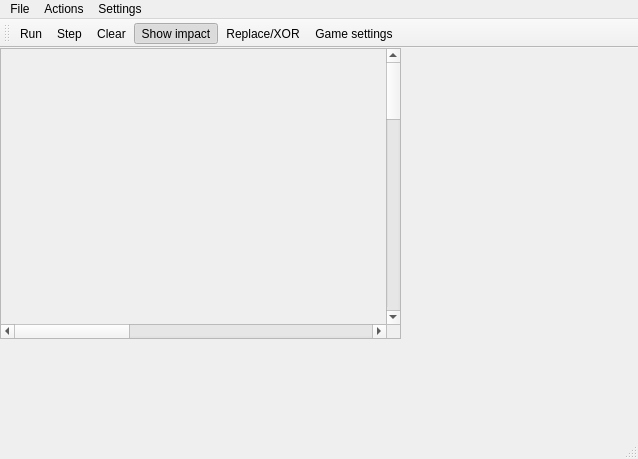
First picture: the form in Life3/Life3/mainwindow.ui, repository alek-sun/Graphics, before the edit.
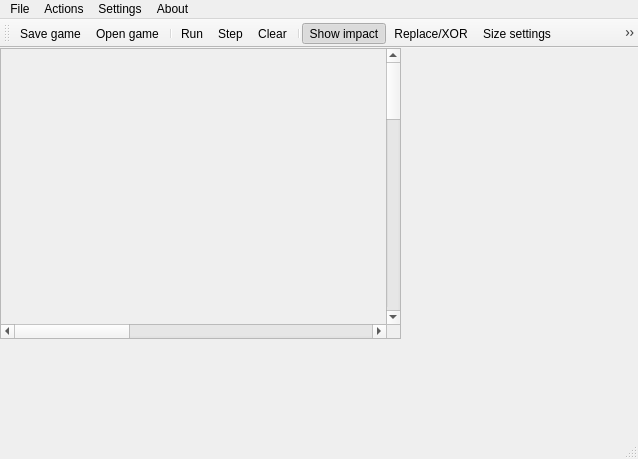
Second picture: the form after the edit. Icons and pictures are not drawn. Custom widgets are drawn as their Qt base class.

```diff
--- a/Life3/Life3/mainwindow.ui
+++ b/Life3/Life3/mainwindow.ui
@@ -94,9 +94,16 @@
     <addaction name="actionOpen_file"/>
     <addaction name="actionSave_to_file"/>
    </widget>
+   <widget class="QMenu" name="menuAbout">
+    <property name="title">
+     <string>About</string>
+    </property>
+    <addaction name="actionAuhtor"/>
+   </widget>
    <addaction name="menuFile"/>
    <addaction name="menu"/>
    <addaction name="menu_2"/>
+   <addaction name="menuAbout"/>
   </widget>
   <widget class="QToolBar" name="mainToolBar">
    <attribute name="toolBarArea">
@@ -105,12 +112,19 @@
    <attribute name="toolBarBreak">
     <bool>false</bool>
    </attribute>
+   <addaction name="actionSave_to_file"/>
+   <addaction name="actionOpen_file"/>
+   <addaction name="separator"/>
    <addaction name="actionRun"/>
    <addaction name="actionStep"/>
    <addaction name="actionClear"/>
+   <addaction name="separator"/>
    <addaction name="actionShow_impact"/>
    <addaction name="actionReplace"/>
    <addaction name="actionGame_settings"/>
+   <addaction name="actionGame_parametrs"/>
+   <addaction name="separator"/>
+   <addaction name="actionAuhtor"/>
   </widget>
   <widget class="QStatusBar" name="statusBar"/>
   <action name="actionStep">
@@ -170,7 +184,7 @@
      <normaloff>:/new/resourse/images/settings.png</normaloff>:/new/resourse/images/settings.png</iconset>
    </property>
    <property name="text">
-    <string>Game settings</string>
+    <string>Size settings</string>
    </property>
    <property name="toolTip">
     <string>Change field and cell size</string>
@@ -217,17 +231,47 @@
   </action>
   <action name="actionOpen_file">
    <property name="text">
-    <string>Open file</string>
+    <string>Open game</string>
+   </property>
+   <property name="toolTip">
+    <string>Load game field state to file</string>
    </property>
   </action>
   <action name="actionSave_to_file">
    <property name="text">
-    <string>Save to file</string>
+    <string>Save game</string>
+   </property>
+   <property name="toolTip">
+    <string>Save game field state to file</string>
    </property>
    <property name="shortcut">
     <string>Ctrl+S</string>
    </property>
   </action>
+  <action name="actionGame_parametrs">
+   <property name="icon">
+    <iconset resource="resourses.qrc">
+     <normaloff>:/new/resourse/images/game.png</normaloff>:/new/resourse/images/game.png</iconset>
+   </property>
+   <property name="text">
+    <string>Game parametrs</string>
+   </property>
+   <property name="toolTip">
+    <string>Change game parametrs</string>
+   </property>
+  </action>
+  <action name="actionAuhtor">
+   <property name="icon">
+    <iconset resource="resourses.qrc">
+     <normaloff>:/new/resourse/images/question.png</normaloff>:/new/resourse/images/question.png</iconset>
+   </property>
+   <property name="text">
+    <string>Auhtor</string>
+   </property>
+   <property name="toolTip">
+    <string>Information about author</string>
+   </property>
+  </action>
  </widget>
  <layoutdefault spacing="6" margin="11"/>
  <customwidgets>
```
Left out of the diff: 11 changed lines with no effect on the pictures.
